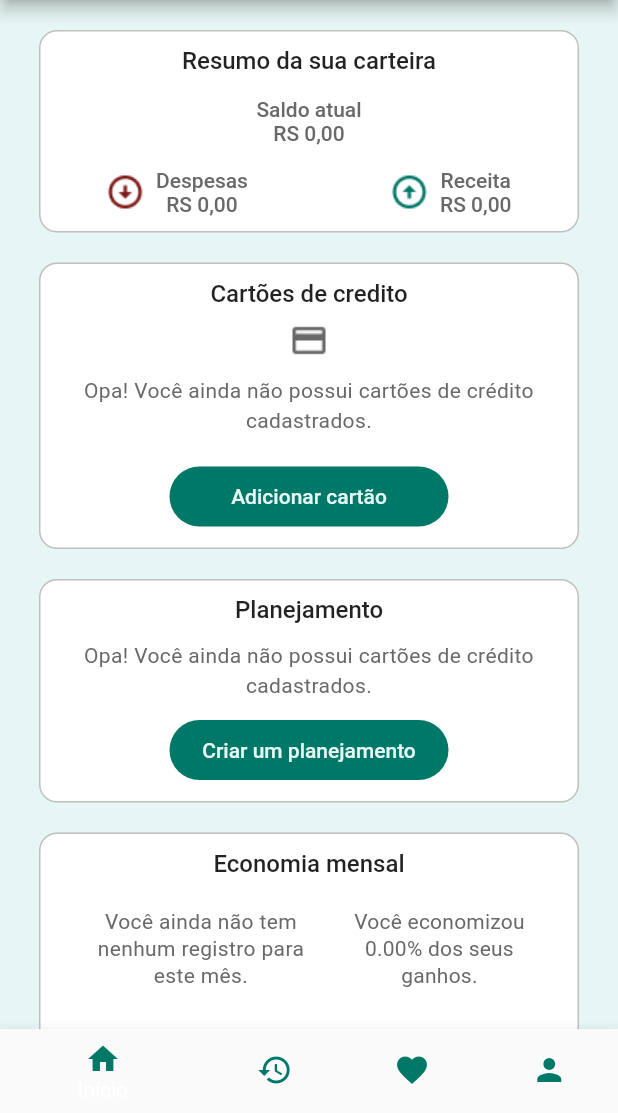
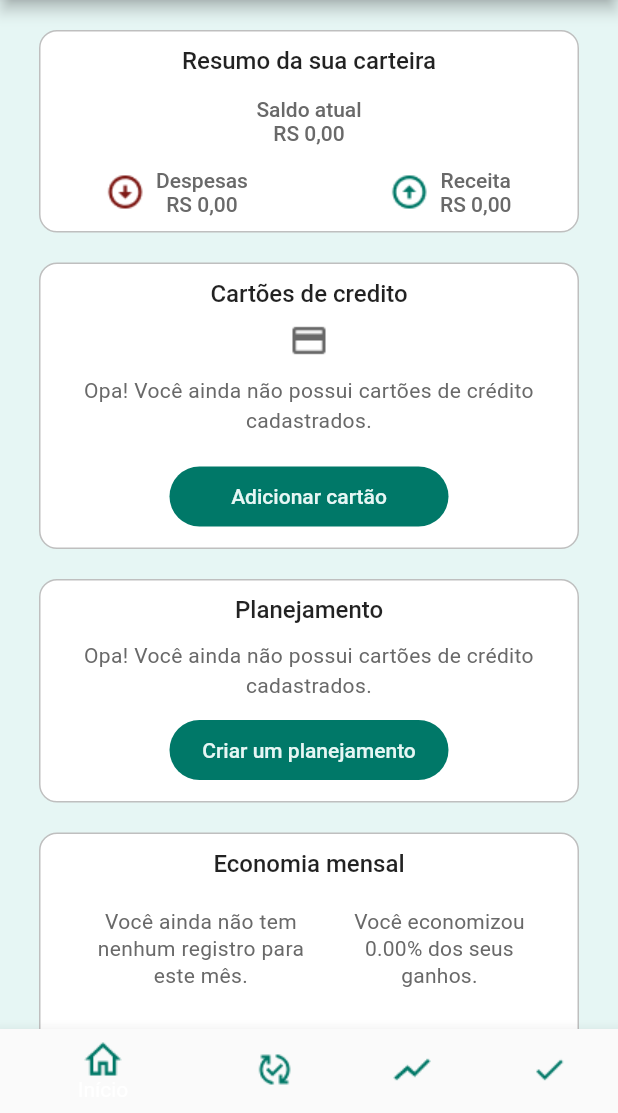
Before and after one commit to Jhyea026/Hand-finance, a Flutter app: the ClientPage screen opened directly, on a phone screen of 412 x 824 dp, the part 123-1236 px from its top. Run offline on Flutter 3.47's test engine with Material 2 defaults, Android fonts, the phone set to English and light mode, and no system bars; missing offline and left inert: dart:ffi.

Commit message:
Troca de icons da Bottom navigation

```diff
--- a/lib/Windows/ClientPage.dart
+++ b/lib/Windows/ClientPage.dart
@@ -63,24 +63,18 @@ class _MyClientPagePageState extends State<ClientPage> {
         currentIndex: _currentIndex,
         items: [
           BottomNavigationBarItem(
-              icon: Icon(
-                Icons.home,
-                color: Cor.Primary700,
-              ),
+              icon: Image.asset('lib/Assets/Home.png'),
               label: 'Início'),
           BottomNavigationBarItem(
-            icon: Icon(
-              Icons.history,
-              color: Cor.Primary700,
-            ),
+            icon: Image.asset('lib/Assets/Transactions.png'),
             label: 'Transações',
           ),
           BottomNavigationBarItem(
-            icon: Icon(Icons.favorite, color: Cor.Primary700),
+            icon: Image.asset('lib/Assets/Planning.png'),
             label: 'Planejamento',
           ),
           BottomNavigationBarItem(
-            icon: Icon(Icons.person, color: Cor.Primary700),
+            icon: Image.asset('lib/Assets/Goals.png'),
             label: 'Objetivo',
           ),
           // Adicione mais BottomNavigationBarItems conforme necessário
--- a/pubspec.yaml
+++ b/pubspec.yaml
@@ -69,6 +69,10 @@ flutter:
     - lib/Assets/Loss.png
     - lib/Assets/Credit_card.png
     - lib/Assets/Star.png
+    - lib/Assets/Home.png
+    - lib/Assets/Transactions.png
+    - lib/Assets/Planning.png
+    - lib/Assets/Goals.png
   #   - images/a_dot_ham.jpeg
 
   # An image asset can refer to one or more resolution-specific "variants", see
```
Also changed, not shown: lib/Assets/Goals.png (added), lib/Assets/Home.png (added), lib/Assets/Planning.png (added), lib/Assets/Transactions.png (added).
